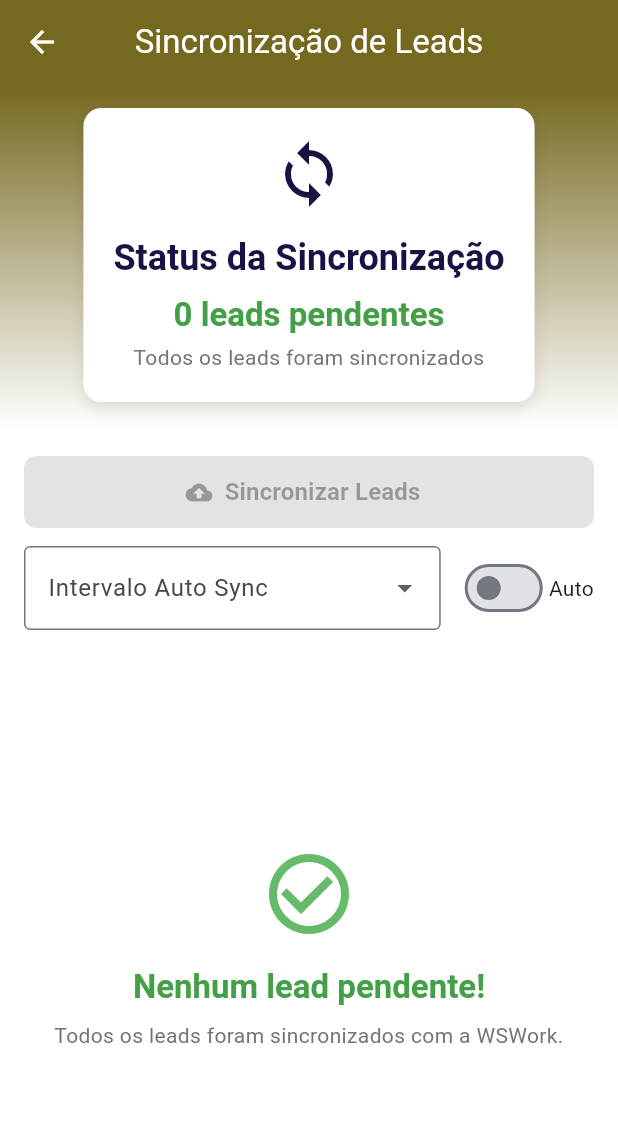
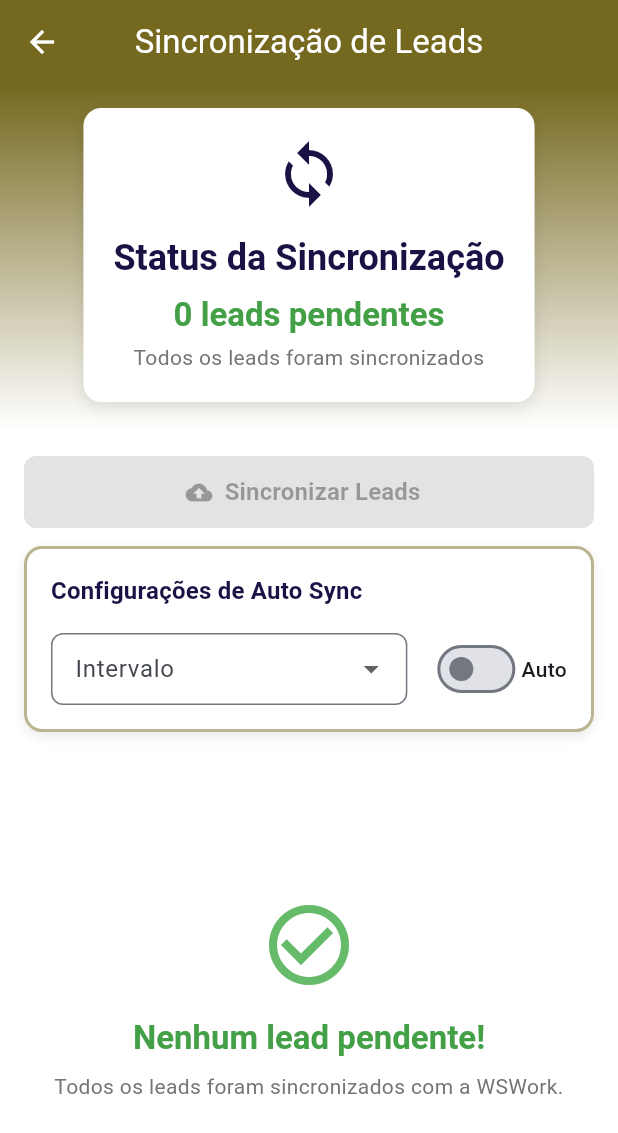
Before and after one commit to BrunoDalI/teste_ws_work_flutter, a Flutter app: the LeadSyncPage screen opened directly, on a phone screen of 412 x 824 dp. Shown: the top 1133 px of the screen. Run offline on Flutter 3.47's test engine with Material 3 defaults, Android fonts, the phone set to English and light mode, and no system bars; our stand-ins replace dartz, dio, equatable, flutter_bloc, get_it, mask_text_input_formatter and 1 more; accounts and stored records are empty; network calls fail.

```diff
--- a/lib/features/cars/presentation/widgets/car_card.dart
+++ b/lib/features/cars/presentation/widgets/car_card.dart
@@ -32,9 +32,9 @@ class CarCard extends StatelessWidget {
                   child: Text(
                     car.nomeModelo,
                     style: Theme.of(context).textTheme.headlineSmall?.copyWith(
-                          fontWeight: FontWeight.bold,
-                          color: Colors.blueGrey[800],
-                        ),
+                      fontWeight: FontWeight.bold,
+                      color: Colors.blueGrey[800],
+                    ),
                   ),
                 ),
                 Container(
--- a/lib/features/lead/presentation/widgets/sync_action_buttons.dart
+++ b/lib/features/lead/presentation/widgets/sync_action_buttons.dart
@@ -79,13 +79,95 @@ class SyncActionButtons extends StatelessWidget {
             ),
           ),
           const SizedBox(height: 12),
+          // Row(
+          //   children: [
+          //     Expanded(
+          //       child: DropdownButtonFormField<Duration>(
+          //         decoration: const InputDecoration(
+          //           labelText: 'Intervalo Auto Sync',
+          //           border: OutlineInputBorder(),
+          //         ),
+          //         initialValue: selectedInterval,
+          //         items: intervals.map((d) => DropdownMenuItem(
+          //           value: d,
+          //           child: Text(formatDuration(d)),
+          //         )).toList(),
+          //         onChanged: (d) {
+          //           if (d != null && autoEnabled) {
+          //             context.read<LeadSyncBloc>().add(EnableAutoSyncEvent(d));
+          //           }
+          //         },
+          //       ),
+          //     ),
+          //     const SizedBox(width: 12),
+          //     Column(
+          //       crossAxisAlignment: CrossAxisAlignment.start,
+          //       children: [
+          //         Row(
+          //           children: [
+          //             Switch(
+          //               value: autoEnabled,
+          //               onChanged: (val) {
+          //                 if (val) {
+          //                   final interval = selectedInterval ?? intervals.first;
+          //                   context.read<LeadSyncBloc>().add(EnableAutoSyncEvent(interval));
+          //                 } else {
+          //                   context.read<LeadSyncBloc>().add(const DisableAutoSyncEvent());
+          //                 }
+          //               },
+          //             ),
+          //             const Text('Auto'),
+          //           ],
+          //         ),
+          //         if (autoEnabled && nextAt != null)
+          //           Text(
+          //             'Próx: ${nextAt.hour.toString().padLeft(2, '0')}:${nextAt.minute.toString().padLeft(2, '0')}:${nextAt.second.toString().padLeft(2, '0')}',
+          //             style: const TextStyle(fontSize: 11, color: Colors.grey),
+          //           ),
+          //       ],
+          //     ),
+          //   ],
+          // ),
+
+          Container(
+            padding: const EdgeInsets.all(16),
+            decoration: BoxDecoration(
+              color: Colors.white,
+              borderRadius: BorderRadius.circular(12),
+              border: Border.all(
+                color: const Color.fromARGB(255, 117, 104, 31).withValues(alpha: 0.5),
+                width: 2,
+              ),
+              boxShadow: [
+                BoxShadow(
+                  color: Colors.black.withAlpha(20),
+                  blurRadius: 6,
+                  offset: const Offset(0, 3),
+                ),
+              ],
+            ),
+            child: Column(
+              crossAxisAlignment: CrossAxisAlignment.start,
+              children: [
+                Text(
+                  'Configurações de Auto Sync',
+                  style: Theme.of(context).textTheme.titleMedium?.copyWith(
+                    fontWeight: FontWeight.bold,
+                    color: const Color(0xFF191244),
+                  ),
+                ),
+                const SizedBox(height: 16),
                 Row(
+                  crossAxisAlignment: CrossAxisAlignment.start,
                   children: [
                     Expanded(
                       child: DropdownButtonFormField<Duration>(
-                  decoration: const InputDecoration(
-                    labelText: 'Intervalo Auto Sync',
-                    border: OutlineInputBorder(),
+                        decoration: InputDecoration(
+                          labelText: 'Intervalo',
+                          border: OutlineInputBorder(
+                            borderRadius: BorderRadius.circular(8),
+                          ),
+                          contentPadding: const EdgeInsets.symmetric(horizontal: 12, vertical: 10),
                         ),
                         initialValue: selectedInterval,
                         items: intervals.map((d) => DropdownMenuItem(
@@ -99,7 +181,7 @@ class SyncActionButtons extends StatelessWidget {
                         },
                       ),
                     ),
-              const SizedBox(width: 12),
+                    const SizedBox(width: 16),
                     Column(
                       crossAxisAlignment: CrossAxisAlignment.start,
                       children: [
@@ -116,13 +198,16 @@ class SyncActionButtons extends StatelessWidget {
                                 }
                               },
                             ),
-                      const Text('Auto'),
+                            const Text('Auto', style: TextStyle(fontWeight: FontWeight.w500)),
                           ],
                         ),
                         if (autoEnabled && nextAt != null)
-                    Text(
+                          Padding(
+                            padding: const EdgeInsets.only(top: 4),
+                            child: Text(
                               'Próx: ${nextAt.hour.toString().padLeft(2, '0')}:${nextAt.minute.toString().padLeft(2, '0')}:${nextAt.second.toString().padLeft(2, '0')}',
-                      style: const TextStyle(fontSize: 11, color: Colors.grey),
+                              style: const TextStyle(fontSize: 12, color: Colors.grey),
+                            ),
                           ),
                       ],
                     ),
@@ -130,6 +215,12 @@ class SyncActionButtons extends StatelessWidget {
                 ),
               ],
             ),
+          ),
+
+
+
+        ],
+      ),
     );
   }
 }
```
Also changed, not shown: lib/features/cars/data/models/car_model.dart (+27 -4 lines), lib/features/cars/domain/entities/car.dart (+15 -1 lines), lib/features/lead/domain/entities/lead.dart (+13 -1 lines), lib/features/lead/presentation/widgets/lead_card.dart (line endings or trailing spaces), 2 other files. Lines whose indentation alone changed are shown as unchanged.
